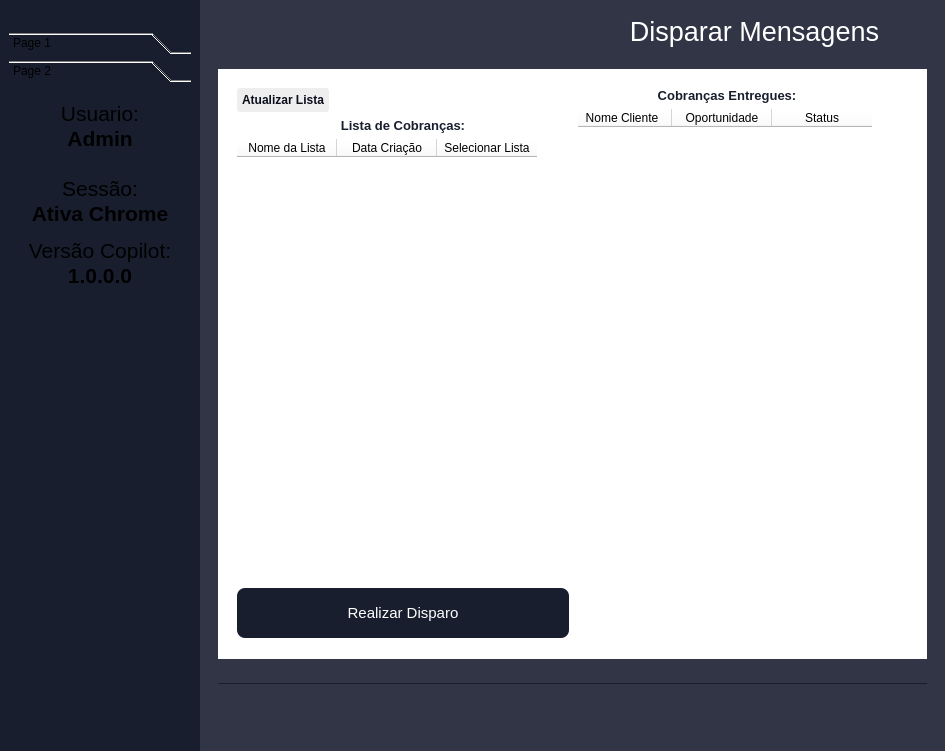
First picture: the form in shark_copilot.ui, repository 0rihar4/shark_business_copilot, before the edit.
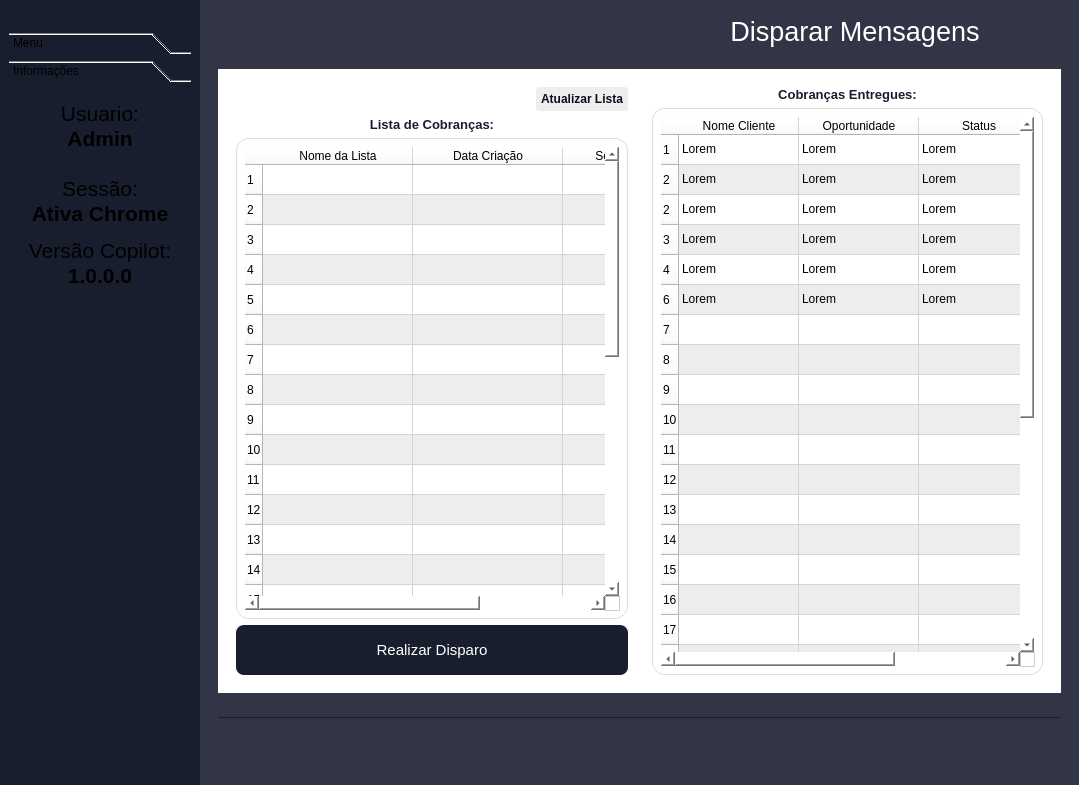
Second picture: the form after the edit. The open tabs and pages were chosen to show the change. Icons and pictures are not drawn.

```diff
--- a/shark_copilot.ui
+++ b/shark_copilot.ui
@@ -6,8 +6,8 @@
    <rect>
     <x>0</x>
     <y>0</y>
-    <width>945</width>
-    <height>751</height>
+    <width>1079</width>
+    <height>785</height>
    </rect>
   </property>
   <property name="windowTitle">
@@ -192,7 +192,7 @@
               </rect>
              </property>
              <attribute name="label">
-              <string>Page 1</string>
+              <string>Menu</string>
              </attribute>
              <layout class="QVBoxLayout" name="verticalLayout_6">
               <item>
@@ -280,11 +280,11 @@
                <x>0</x>
                <y>0</y>
                <width>182</width>
-               <height>485</height>
+               <height>519</height>
               </rect>
              </property>
              <attribute name="label">
-              <string>Page 2</string>
+              <string>Informações</string>
              </attribute>
              <layout class="QVBoxLayout" name="verticalLayout_7">
               <item>
@@ -433,6 +433,12 @@
          <layout class="QVBoxLayout" name="verticalLayout_8">
           <item>
            <widget class="QStackedWidget" name="Pages">
+            <property name="cursor">
+             <cursorShape>PointingHandCursor</cursorShape>
+            </property>
+            <property name="autoFillBackground">
+             <bool>false</bool>
+            </property>
             <property name="styleSheet">
              <string notr="true">background-color: rgb(49, 53, 70);
 </string>
@@ -617,150 +623,157 @@
              <property name="styleSheet">
               <string notr="true">background-color: rgb(255, 255, 255);</string>
              </property>
-             <widget class="QFrame" name="frame_msg_entregues_2">
-              <property name="geometry">
-               <rect>
-                <x>345</x>
-                <y>10</y>
-                <width>328</width>
-                <height>587</height>
-               </rect>
-              </property>
-              <property name="frameShape">
-               <enum>QFrame::StyledPanel</enum>
-              </property>
-              <property name="frameShadow">
-               <enum>QFrame::Raised</enum>
-              </property>
-              <layout class="QVBoxLayout" name="verticalLayout_14">
-               <item>
-                <widget class="QLabel" name="label_8">
-                 <property name="maximumSize">
-                  <size>
-                   <width>16777215</width>
-                   <height>20</height>
-                  </size>
-                 </property>
-                 <property name="styleSheet">
-                  <string notr="true">color:rgb(25, 30, 46)</string>
-                 </property>
-                 <property name="text">
-                  <string>&lt;html&gt;&lt;head/&gt;&lt;body&gt;&lt;p align=&quot;center&quot;&gt;&lt;span style=&quot; font-size:10pt; font-weight:600;&quot;&gt;Cobranças Entregues:&lt;/span&gt;&lt;/p&gt;&lt;/body&gt;&lt;/html&gt;</string>
-                 </property>
-                </widget>
-               </item>
-               <item>
-                <widget class="QTableWidget" name="table_select_list_5">
-                 <column>
-                  <property name="text">
-                   <string>Nome Cliente</string>
-                  </property>
-                 </column>
-                 <column>
-                  <property name="text">
-                   <string>Oportunidade</string>
-                  </property>
-                 </column>
-                 <column>
-                  <property name="text">
-                   <string>Status</string>
-                  </property>
-                 </column>
-                </widget>
-               </item>
-              </layout>
-             </widget>
-             <widget class="QFrame" name="frame_lista_disparo_2">
-              <property name="geometry">
-               <rect>
-                <x>10</x>
-                <y>10</y>
-                <width>350</width>
-                <height>568</height>
-               </rect>
-              </property>
-              <property name="minimumSize">
-               <size>
-                <width>350</width>
-                <height>568</height>
-               </size>
-              </property>
-              <property name="maximumSize">
-               <size>
-                <width>16777215</width>
-                <height>16777215</height>
-               </size>
-              </property>
-              <property name="frameShape">
-               <enum>QFrame::StyledPanel</enum>
-              </property>
-              <property name="frameShadow">
-               <enum>QFrame::Raised</enum>
-              </property>
-              <layout class="QVBoxLayout" name="verticalLayout_15">
-               <item alignment="Qt::AlignLeft">
-                <widget class="QPushButton" name="btn_atualizar_3">
-                 <property name="styleSheet">
-                  <string notr="true">color:#0B0F1B;
+             <layout class="QHBoxLayout" name="horizontalLayout_4">
+              <item>
+               <widget class="QFrame" name="frame_lista_disparo_2">
+                <property name="minimumSize">
+                 <size>
+                  <width>350</width>
+                  <height>568</height>
+                 </size>
+                </property>
+                <property name="maximumSize">
+                 <size>
+                  <width>16777215</width>
+                  <height>16777215</height>
+                 </size>
+                </property>
+                <property name="frameShape">
+                 <enum>QFrame::StyledPanel</enum>
+                </property>
+                <property name="frameShadow">
+                 <enum>QFrame::Raised</enum>
+                </property>
+                <layout class="QVBoxLayout" name="verticalLayout_15">
+                 <item alignment="Qt::AlignRight">
+                  <widget class="QPushButton" name="btn_atualizar_3">
+                   <property name="cursor">
+                    <cursorShape>PointingHandCursor</cursorShape>
+                   </property>
+                   <property name="styleSheet">
+                    <string notr="true">color:#0B0F1B;
 font-weight: 600;
 background-color: #EEEEEE;
 padding:5px;
 border-radius:3px;</string>
-                 </property>
-                 <property name="text">
-                  <string>Atualizar Lista</string>
-                 </property>
-                 <property name="icon">
-                  <iconset>
-                   <normaloff>D:/Space Marketing/Shark Business/1x/refresh.png</normaloff>D:/Space Marketing/Shark Business/1x/refresh.png</iconset>
-                 </property>
-                </widget>
-               </item>
-               <item>
-                <widget class="QLabel" name="label_9">
-                 <property name="maximumSize">
-                  <size>
-                   <width>16777215</width>
-                   <height>20</height>
-                  </size>
-                 </property>
-                 <property name="styleSheet">
-                  <string notr="true">color:rgb(25, 30, 46)</string>
-                 </property>
-                 <property name="text">
-                  <string>&lt;html&gt;&lt;head/&gt;&lt;body&gt;&lt;p align=&quot;center&quot;&gt;&lt;span style=&quot; font-size:10pt; font-weight:600;&quot;&gt;Lista de Cobranças:&lt;/span&gt;&lt;/p&gt;&lt;/body&gt;&lt;/html&gt;</string>
-                 </property>
-                </widget>
-               </item>
-               <item>
-                <widget class="QTableWidget" name="table_select_list_6">
-                 <column>
-                  <property name="text">
-                   <string>Nome da Lista</string>
-                  </property>
-                 </column>
-                 <column>
-                  <property name="text">
-                   <string>Data Criação</string>
-                  </property>
-                 </column>
-                 <column>
-                  <property name="text">
-                   <string>Selecionar Lista</string>
-                  </property>
-                 </column>
-                </widget>
-               </item>
-               <item>
-                <widget class="QPushButton" name="bt_disparo_3">
-                 <property name="minimumSize">
-                  <size>
-                   <width>100</width>
-                   <height>50</height>
-                  </size>
-                 </property>
-                 <property name="styleSheet">
-                  <string notr="true">QPushButton{
+                   </property>
+                   <property name="text">
+                    <string>Atualizar Lista</string>
+                   </property>
+                   <property name="icon">
+                    <iconset resource="icons.qrc">
+                     <normaloff>:/icons/D:/Space Marketing/Shark Business/1x/refresh.png</normaloff>:/icons/D:/Space Marketing/Shark Business/1x/refresh.png</iconset>
+                   </property>
+                  </widget>
+                 </item>
+                 <item>
+                  <widget class="QLabel" name="label_9">
+                   <property name="maximumSize">
+                    <size>
+                     <width>16777215</width>
+                     <height>20</height>
+                    </size>
+                   </property>
+                   <property name="styleSheet">
+                    <string notr="true">color:rgb(25, 30, 46)</string>
+                   </property>
+                   <property name="text">
+                    <string>&lt;html&gt;&lt;head/&gt;&lt;body&gt;&lt;p align=&quot;center&quot;&gt;&lt;span style=&quot; font-size:10pt; font-weight:600;&quot;&gt;Lista de Cobranças:&lt;/span&gt;&lt;/p&gt;&lt;/body&gt;&lt;/html&gt;</string>
+                   </property>
+                  </widget>
+                 </item>
+                 <item>
+                  <widget class="QTableWidget" name="table_list_cobranca">
+                   <property name="styleSheet">
+                    <string notr="true">QTableWidget{
+ border: 1px solid #ddd;
+  padding: 8px;
+ border-radius:13px;
+ width: 100%;
+alternate-background-color: #ededed;
+selection-background-color: #282828;
+
+}
+</string>
+                   </property>
+                   <property name="alternatingRowColors">
+                    <bool>true</bool>
+                   </property>
+                   <property name="selectionMode">
+                    <enum>QAbstractItemView::SingleSelection</enum>
+                   </property>
+                   <property name="selectionBehavior">
+                    <enum>QAbstractItemView::SelectRows</enum>
+                   </property>
+                   <property name="rowCount">
+                    <number>30</number>
+                   </property>
+                   <attribute name="horizontalHeaderDefaultSectionSize">
+                    <number>150</number>
+                   </attribute>
+                   <attribute name="horizontalHeaderStretchLastSection">
+                    <bool>true</bool>
+                   </attribute>
+                   <row/>
+                   <row/>
+                   <row/>
+                   <row/>
+                   <row/>
+                   <row/>
+                   <row/>
+                   <row/>
+                   <row/>
+                   <row/>
+                   <row/>
+                   <row/>
+                   <row/>
+                   <row/>
+                   <row/>
+                   <row/>
+                   <row/>
+                   <row/>
+                   <row/>
+                   <row/>
+                   <row/>
+                   <row/>
+                   <row/>
+                   <row/>
+                   <row/>
+                   <row/>
+                   <row/>
+                   <row/>
+                   <row/>
+                   <row/>
+                   <column>
+                    <property name="text">
+                     <string>Nome da Lista</string>
+                    </property>
+                   </column>
+                   <column>
+                    <property name="text">
+                     <string>Data Criação</string>
+                    </property>
+                   </column>
+                   <column>
+                    <property name="text">
+                     <string>Selecionar Lista</string>
+                    </property>
+                   </column>
+                  </widget>
+                 </item>
+                 <item>
+                  <widget class="QPushButton" name="bt_disparo_3">
+                   <property name="minimumSize">
+                    <size>
+                     <width>100</width>
+                     <height>50</height>
+                    </size>
+                   </property>
+                   <property name="cursor">
+                    <cursorShape>PointingHandCursor</cursorShape>
+                   </property>
+                   <property name="styleSheet">
+                    <string notr="true">QPushButton{
 	background-color:#191E2E;
 	color:white;
 	border-radius:8px;
@@ -772,14 +785,243 @@
 	border:1px solid #191E2E;
 }
 </string>
-                 </property>
-                 <property name="text">
-                  <string>Realizar Disparo</string>
-                 </property>
-                </widget>
-               </item>
-              </layout>
-             </widget>
+                   </property>
+                   <property name="text">
+                    <string>Realizar Disparo</string>
+                   </property>
+                  </widget>
+                 </item>
+                </layout>
+               </widget>
+              </item>
+              <item>
+               <widget class="QFrame" name="frame_msg_entregues_2">
+                <property name="frameShape">
+                 <enum>QFrame::StyledPanel</enum>
+                </property>
+                <property name="frameShadow">
+                 <enum>QFrame::Raised</enum>
+                </property>
+                <layout class="QVBoxLayout" name="verticalLayout_14">
+                 <item>
+                  <widget class="QLabel" name="label_8">
+                   <property name="maximumSize">
+                    <size>
+                     <width>16777215</width>
+                     <height>20</height>
+                    </size>
+                   </property>
+                   <property name="styleSheet">
+                    <string notr="true">color:rgb(25, 30, 46)</string>
+                   </property>
+                   <property name="text">
+                    <string>&lt;html&gt;&lt;head/&gt;&lt;body&gt;&lt;p align=&quot;center&quot;&gt;&lt;span style=&quot; font-size:10pt; font-weight:600;&quot;&gt;Cobranças Entregues:&lt;/span&gt;&lt;/p&gt;&lt;/body&gt;&lt;/html&gt;</string>
+                   </property>
+                  </widget>
+                 </item>
+                 <item>
+                  <widget class="QTableWidget" name="table_result_cobranca">
+                   <property name="styleSheet">
+                    <string notr="true">QTableWidget{
+ border: 1px solid #ddd;
+  padding: 8px;
+ border-radius:13px;
+ width: 100%;
+alternate-background-color: #ededed;
+selection-background-color: #282828;
+
+}
+</string>
+                   </property>
+                   <property name="editTriggers">
+                    <set>QAbstractItemView::NoEditTriggers</set>
+                   </property>
+                   <property name="alternatingRowColors">
+                    <bool>true</bool>
+                   </property>
+                   <property name="selectionMode">
+                    <enum>QAbstractItemView::SingleSelection</enum>
+                   </property>
+                   <property name="selectionBehavior">
+                    <enum>QAbstractItemView::SelectRows</enum>
+                   </property>
+                   <property name="rowCount">
+                    <number>30</number>
+                   </property>
+                   <attribute name="horizontalHeaderDefaultSectionSize">
+                    <number>120</number>
+                   </attribute>
+                   <attribute name="horizontalHeaderHighlightSections">
+                    <bool>true</bool>
+                   </attribute>
+                   <attribute name="horizontalHeaderStretchLastSection">
+                    <bool>true</bool>
+                   </attribute>
+                   <row>
+                    <property name="text">
+                     <string>1</string>
+                    </property>
+                   </row>
+                   <row>
+                    <property name="text">
+                     <string>2</string>
+                    </property>
+                   </row>
+                   <row>
+                    <property name="text">
+                     <string>2</string>
+                    </property>
+                   </row>
+                   <row>
+                    <property name="text">
+                     <string>3</string>
+                    </property>
+                   </row>
+                   <row>
+                    <property name="text">
+                     <string>4</string>
+                    </property>
+                   </row>
+                   <row>
+                    <property name="text">
+                     <string>6</string>
+                    </property>
+                   </row>
+                   <row/>
+                   <row/>
+                   <row/>
+                   <row/>
+                   <row/>
+                   <row/>
+                   <row/>
+                   <row/>
+                   <row/>
+                   <row/>
+                   <row/>
+                   <row/>
+                   <row/>
+                   <row/>
+                   <row/>
+                   <row/>
+                   <row/>
+                   <row/>
+                   <row/>
+                   <row/>
+                   <row/>
+                   <row/>
+                   <row/>
+                   <row/>
+                   <column>
+                    <property name="text">
+                     <string>Nome Cliente</string>
+                    </property>
+                   </column>
+                   <column>
+                    <property name="text">
+                     <string>Oportunidade</string>
+                    </property>
+                   </column>
+                   <column>
+                    <property name="text">
+                     <string>Status</string>
+                    </property>
+                   </column>
+                   <item row="0" column="0">
+                    <property name="text">
+                     <string>Lorem</string>
+                    </property>
+                   </item>
+                   <item row="0" column="1">
+                    <property name="text">
+                     <string>Lorem</string>
+                    </property>
+                   </item>
+                   <item row="0" column="2">
+                    <property name="text">
+                     <string>Lorem</string>
+                    </property>
+                   </item>
+                   <item row="1" column="0">
+                    <property name="text">
+                     <string>Lorem</string>
+                    </property>
+                   </item>
+                   <item row="1" column="1">
+                    <property name="text">
+                     <string>Lorem</string>
+                    </property>
+                   </item>
+                   <item row="1" column="2">
+                    <property name="text">
+                     <string>Lorem</string>
+                    </property>
+                   </item>
+                   <item row="2" column="0">
+                    <property name="text">
+                     <string>Lorem</string>
+                    </property>
+                   </item>
+                   <item row="2" column="1">
+                    <property name="text">
+                     <string>Lorem</string>
+                    </property>
+                   </item>
+                   <item row="2" column="2">
+                    <property name="text">
+                     <string>Lorem</string>
+                    </property>
+                   </item>
+                   <item row="3" column="0">
+                    <property name="text">
+                     <string>Lorem</string>
+                    </property>
+                   </item>
+                   <item row="3" column="1">
+                    <property name="text">
+                     <string>Lorem</string>
+                    </property>
+                   </item>
+                   <item row="3" column="2">
+                    <property name="text">
+                     <string>Lorem</string>
+                    </property>
+                   </item>
+                   <item row="4" column="0">
+                    <property name="text">
+                     <string>Lorem</string>
+                    </property>
+                   </item>
+                   <item row="4" column="1">
+                    <property name="text">
+                     <string>Lorem</string>
+                    </property>
+                   </item>
+                   <item row="4" column="2">
+                    <property name="text">
+                     <string>Lorem</string>
+                    </property>
+                   </item>
+                   <item row="5" column="0">
+                    <property name="text">
+                     <string>Lorem</string>
+                    </property>
+                   </item>
+                   <item row="5" column="1">
+                    <property name="text">
+                     <string>Lorem</string>
+                    </property>
+                   </item>
+                   <item row="5" column="2">
+                    <property name="text">
+                     <string>Lorem</string>
+                    </property>
+                   </item>
+                  </widget>
+                 </item>
+                </layout>
+               </widget>
+              </item>
+             </layout>
             </widget>
             <widget class="QWidget" name="pg_ajuda">
              <layout class="QVBoxLayout" name="verticalLayout_9">
@@ -934,7 +1176,7 @@
              <string notr="true">border-top: 1px solid #191E2E;</string>
             </property>
             <property name="text">
-             <string>&lt;html&gt;&lt;head/&gt;&lt;body&gt;&lt;p align=&quot;center&quot;&gt;&lt;img src=&quot;:/icons/AQUIIII.png&quot;/&gt;&lt;/p&gt;&lt;/body&gt;&lt;/html&gt;</string>
+             <string>&lt;html&gt;&lt;head/&gt;&lt;body&gt;&lt;p align=&quot;center&quot;&gt;&lt;img src=&quot;:/icons/D:/Space Marketing/Shark Business/1x/AQUIIII.png&quot;/&gt;&lt;/p&gt;&lt;/body&gt;&lt;/html&gt;</string>
             </property>
            </widget>
           </item>
```
Left out of the diff: 641 changed lines with no effect on the pictures.
